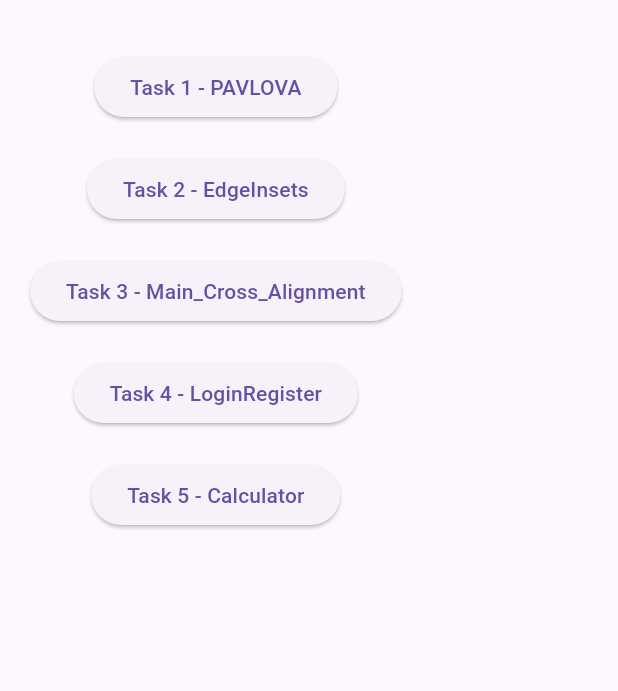
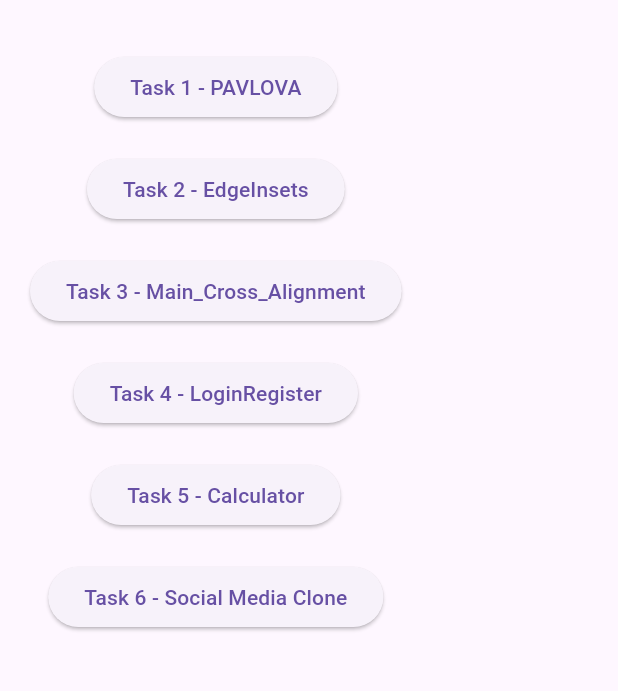
Before and after one commit to Aracena18/CCE-106-Activities, a Flutter app: the screen it shows after launch, on a phone screen of 412 x 824 dp, the part 63-754 px from its top. Run offline on Flutter 3.47's test engine with Material 3 defaults, Android fonts, the phone set to English and light mode, and no system bars.

Commit message:
Add Task 6 social media to activity menu

```diff
--- a/lib/screens/home/activity_hub_page.dart
+++ b/lib/screens/home/activity_hub_page.dart
@@ -5,6 +5,7 @@ import '../../activities/activity_02_alignment/activity_02_page.dart';
 import '../../activities/activity_03_login_register/login.dart';
 import '../../activities/activity_04_edgeinsets/activity_04_page.dart';
 import '../../activities/activity_05_calculator/calculator.dart';
+import '../../activities/activity_06_social_media/socialmedia.dart';
 
 class ActivityHubPage extends StatelessWidget {
   const ActivityHubPage({super.key});
@@ -15,7 +16,7 @@ class ActivityHubPage extends StatelessWidget {
       appBar: AppBar(
         title: const Text('CCE-106 Activities'),
       ),
-      body: Padding(
+      body: SingleChildScrollView(
         padding: const EdgeInsets.all(20),
         child: Column(
           children: [
@@ -78,6 +79,18 @@ class ActivityHubPage extends StatelessWidget {
               },
               child: const Text('Task 5 - Calculator'),
             ),
+            const SizedBox(height: 20),
+            ElevatedButton(
+              onPressed: () {
+                Navigator.push(
+                  context,
+                  MaterialPageRoute(
+                    builder: (context) => const SocialMedia(),
+                  ),
+                );
+              },
+              child: const Text('Task 6 - Social Media Clone'),
+            ),
           ],
         ),
       ),
```
